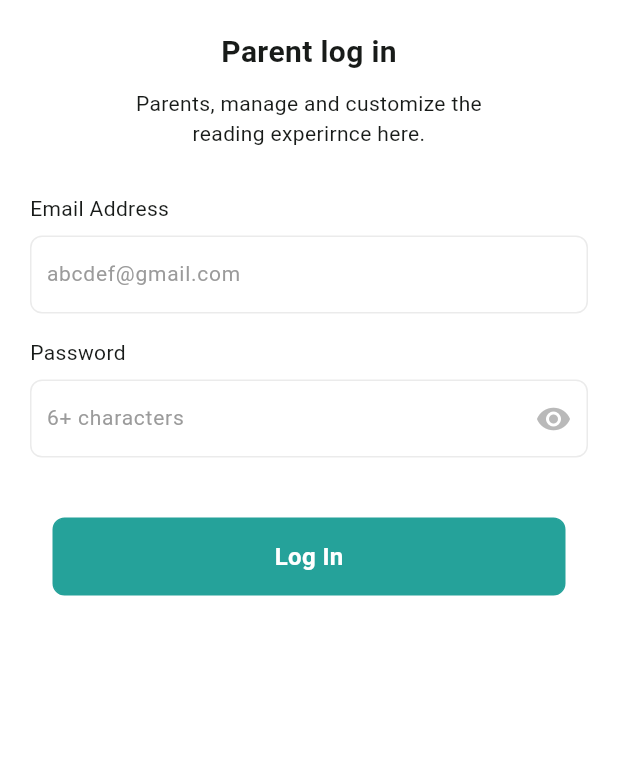
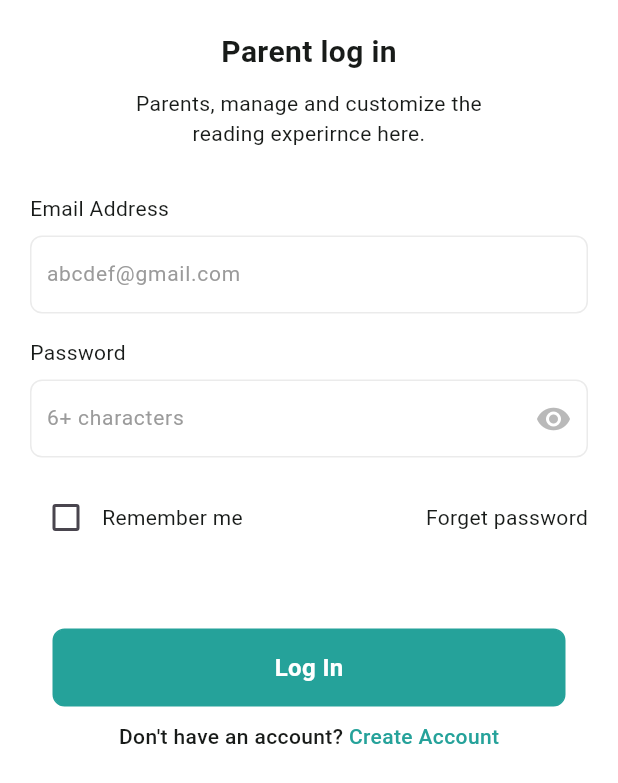
Before and after one commit to CINO1902/AfroReads, a Flutter app: the ParentSignUpPage screen opened by its route, on a phone screen of 412 x 824 dp. Shown: the top 783 px of the screen. Run offline on Flutter 3.47's test engine with Material 2 defaults, Android fonts, the phone set to English and light mode, and no system bars; our stand-ins replace flutter_svg, gap, pin_code_fields.

Commit message:
parent log in screen done

```diff
--- a/lib/features/auth/pages/parent_sign_in_page.dart
+++ b/lib/features/auth/pages/parent_sign_in_page.dart
@@ -15,9 +15,8 @@ class ParentSignUpPage extends StatefulWidget {
 
 class _ParentSignUpPageState extends State<ParentSignUpPage> {
   final TextEditingController _parentEmailController = TextEditingController();
-  final TextEditingController _parentPasswordController =
-      TextEditingController();
-
+  final TextEditingController _parentPasswordController = TextEditingController();
+  bool isChecked = false;
   @override
   Widget build(BuildContext context) {
     return Scaffold(
@@ -65,7 +64,31 @@ class _ParentSignUpPageState extends State<ParentSignUpPage> {
                   password: true,
                   placeholder: '6+ characters',
                 ),
-                const Gap(40),
+                const Gap(16),
+                Row(
+                  mainAxisAlignment: MainAxisAlignment.spaceBetween,
+                  children: [
+                    Row(
+                      children: [
+                        Checkbox(
+                          activeColor: AfroReadsColors.primaryColor,
+                          value: isChecked,
+                          onChanged: (newValue) {
+                            setState(() {
+                              isChecked = newValue!;
+                            });
+                          }
+                          ),
+                        TextBody("Remember me",
+                        fontSize: 14,),
+                      ],
+                    ),
+                    TextBody("Forget password",
+                    fontSize: 14,
+                    ),
+                  ],
+                ),
+                const Gap(50),
                 Padding(
                   padding: const EdgeInsets.symmetric(horizontal: 15),
                   child: BusyButton(
@@ -73,6 +96,19 @@ class _ParentSignUpPageState extends State<ParentSignUpPage> {
                       onTap: () {
                         Navigator.pushNamed(context, RouteName.indexPage);
                       }),
+                ),
+                const Gap(10),
+                Row(
+                  mainAxisAlignment: MainAxisAlignment.center,
+                  children: [
+                    TextSemiBold("Don't have an account? ",
+                    fontSize: 14,
+                    ),
+                    TextSemiBold("Create Account",
+                    fontSize: 14,
+                    color: AfroReadsColors.primaryColor,
+                    ),
+                  ],
                 )
               ],
             ),
```
Also changed, not shown: lib/features/getuserdetails/presentation/pages/account.dart (+68 -1 lines).
